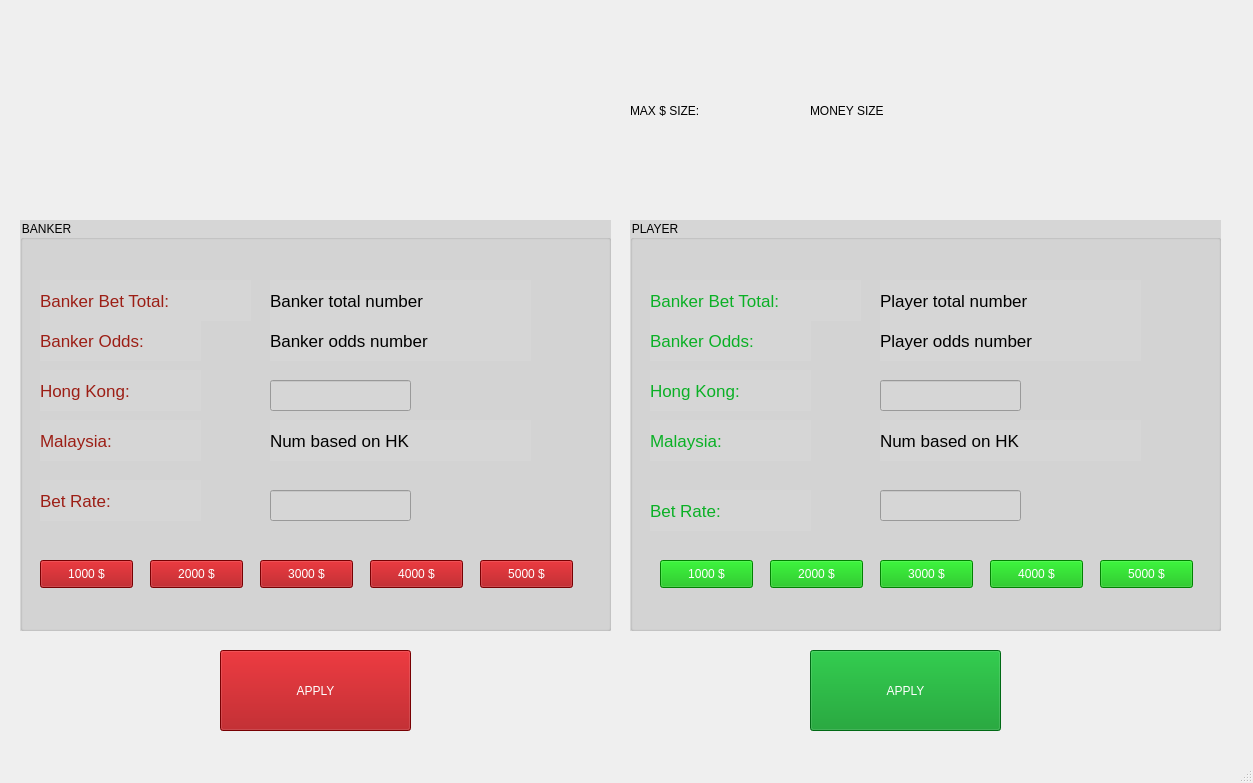
The window that MainForm.ui (AlexanderSlokov/CalculationProject) describes before a commit, drawn with Qt 5.
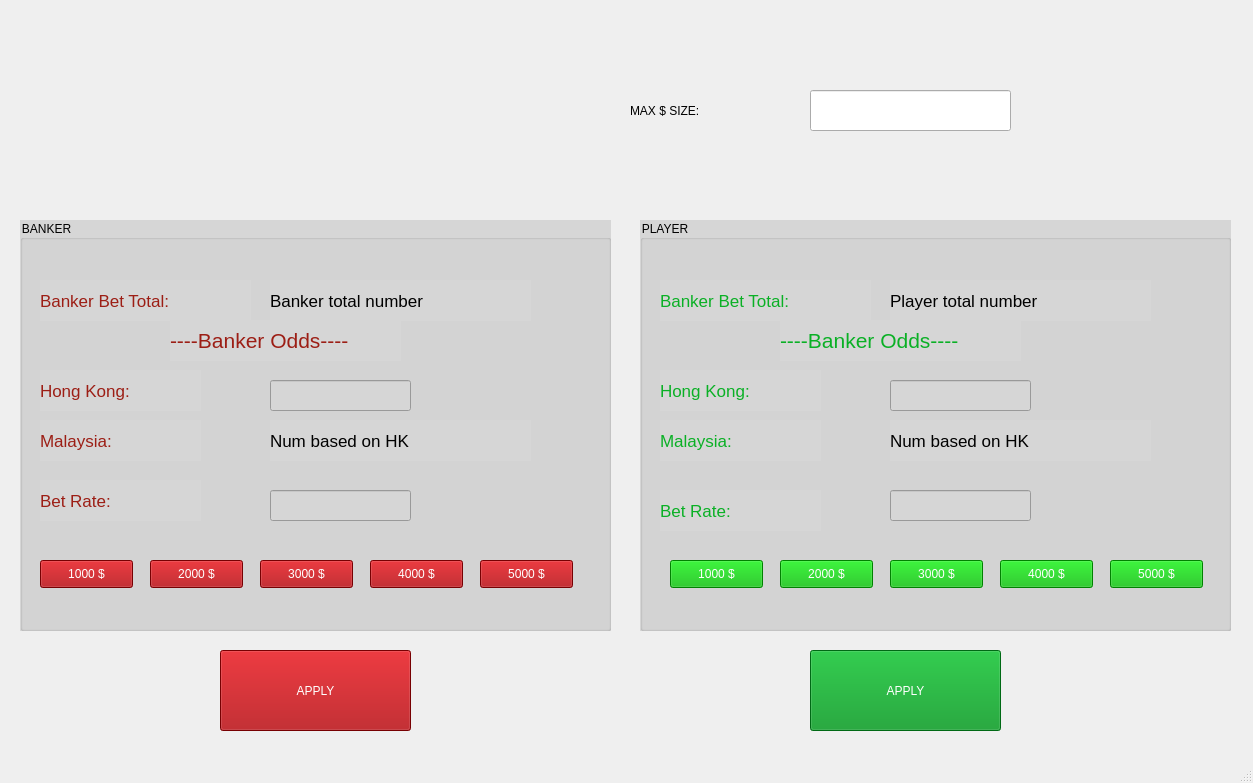
The same window after the commit. Icons and pictures are not drawn.

Commit message: 9/7 stage 3 Start using OOP. Edit to max money size.

```diff
--- a/MainForm.ui
+++ b/MainForm.ui
@@ -14,22 +14,6 @@
    <string>MainWindow</string>
   </property>
   <widget class="QWidget" name="centralwidget">
-   <widget class="QLabel" name="max_MoneySize_label">
-    <property name="geometry">
-     <rect>
-      <x>810</x>
-      <y>80</y>
-      <width>171</width>
-      <height>61</height>
-     </rect>
-    </property>
-    <property name="styleSheet">
-     <string notr="true">font: 18pt &quot;MS Shell Dlg 2&quot;;</string>
-    </property>
-    <property name="text">
-     <string>MONEY SIZE</string>
-    </property>
-   </widget>
    <widget class="QLabel" name="label_20">
     <property name="geometry">
      <rect>
@@ -98,22 +82,26 @@
     <widget class="QLabel" name="label_2">
      <property name="geometry">
       <rect>
-       <x>20</x>
+       <x>150</x>
        <y>100</y>
-       <width>161</width>
+       <width>231</width>
        <height>41</height>
       </rect>
      </property>
      <property name="font">
       <font>
-       <pointsize>13</pointsize>
+       <family>MS Shell Dlg 2</family>
+       <pointsize>16</pointsize>
+       <weight>9</weight>
+       <italic>false</italic>
+       <bold>false</bold>
       </font>
      </property>
      <property name="styleSheet">
       <string notr="true">color: rgb(156, 30, 21);</string>
      </property>
      <property name="text">
-      <string>Banker Odds:</string>
+      <string>----Banker Odds----</string>
      </property>
     </widget>
     <widget class="QLabel" name="label_3">
@@ -176,27 +164,6 @@
       <string>Banker total number</string>
      </property>
     </widget>
-    <widget class="QLabel" name="banker_odds_label">
-     <property name="geometry">
-      <rect>
-       <x>250</x>
-       <y>100</y>
-       <width>261</width>
-       <height>41</height>
-      </rect>
-     </property>
-     <property name="font">
-      <font>
-       <pointsize>13</pointsize>
-      </font>
-     </property>
-     <property name="styleSheet">
-      <string notr="true"/>
-     </property>
-     <property name="text">
-      <string>Banker odds number</string>
-     </property>
-    </widget>
     <widget class="QLabel" name="label_7">
      <property name="geometry">
       <rect>
@@ -395,7 +362,7 @@
    <widget class="QGroupBox" name="player_groupBox">
     <property name="geometry">
      <rect>
-      <x>630</x>
+      <x>640</x>
       <y>220</y>
       <width>591</width>
       <height>411</height>
@@ -420,22 +387,26 @@
     <widget class="QLabel" name="label_8">
      <property name="geometry">
       <rect>
-       <x>20</x>
+       <x>140</x>
        <y>100</y>
-       <width>161</width>
+       <width>241</width>
        <height>41</height>
       </rect>
      </property>
      <property name="font">
       <font>
-       <pointsize>13</pointsize>
+       <family>MS Shell Dlg 2</family>
+       <pointsize>16</pointsize>
+       <weight>9</weight>
+       <italic>false</italic>
+       <bold>false</bold>
       </font>
      </property>
      <property name="styleSheet">
       <string notr="true">color: rgb(10, 176, 37)</string>
      </property>
      <property name="text">
-      <string>Banker Odds:</string>
+      <string>----Banker Odds----</string>
      </property>
     </widget>
     <widget class="QLabel" name="label_9">
@@ -498,24 +469,6 @@
       <string>Player total number</string>
      </property>
     </widget>
-    <widget class="QLabel" name="player_odds_label">
-     <property name="geometry">
-      <rect>
-       <x>250</x>
-       <y>100</y>
-       <width>261</width>
-       <height>41</height>
-      </rect>
-     </property>
-     <property name="font">
-      <font>
-       <pointsize>13</pointsize>
-      </font>
-     </property>
-     <property name="text">
-      <string>Player odds number</string>
-     </property>
-    </widget>
     <widget class="QLabel" name="label_13">
      <property name="geometry">
       <rect>
@@ -706,6 +659,16 @@
      <string/>
     </property>
    </widget>
+   <widget class="QLineEdit" name="lineEdit">
+    <property name="geometry">
+     <rect>
+      <x>810</x>
+      <y>90</y>
+      <width>201</width>
+      <height>41</height>
+     </rect>
+    </property>
+   </widget>
   </widget>
   <widget class="QMenuBar" name="menubar">
    <property name="geometry">
```
Left out of the diff: 6 changed lines with no effect on the pictures. The commit also changes 3 other files.
